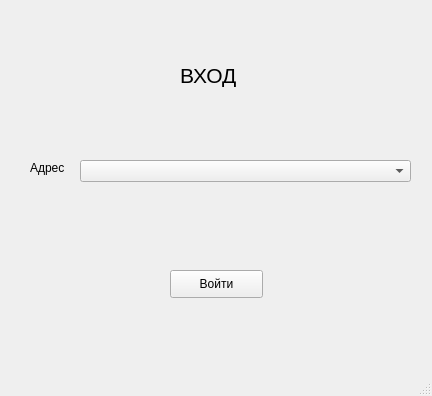
Above: ui/auth.ui from ShamilyanOksana/ocean before the change. Below: the same form after it.
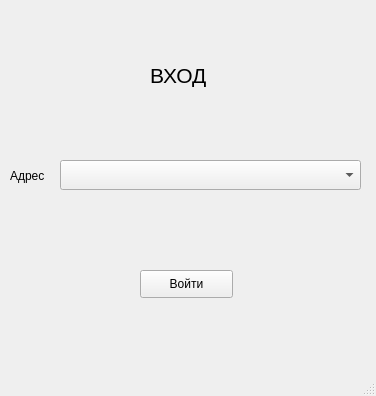
That is the form after the change.

Diff of the .ui file:
```diff
--- a/ui/auth.ui
+++ b/ui/auth.ui
@@ -6,7 +6,7 @@
    <rect>
     <x>0</x>
     <y>0</y>
-    <width>432</width>
+    <width>376</width>
     <height>396</height>
    </rect>
   </property>
@@ -17,7 +17,7 @@
    <widget class="QLabel" name="label">
     <property name="geometry">
      <rect>
-      <x>180</x>
+      <x>150</x>
       <y>50</y>
       <width>71</width>
       <height>51</height>
@@ -35,10 +35,10 @@
    <widget class="QLabel" name="label_2">
     <property name="geometry">
      <rect>
-      <x>30</x>
+      <x>10</x>
       <y>160</y>
       <width>55</width>
-      <height>16</height>
+      <height>31</height>
      </rect>
     </property>
     <property name="text">
@@ -48,7 +48,7 @@
    <widget class="QPushButton" name="btn_auth">
     <property name="geometry">
      <rect>
-      <x>170</x>
+      <x>140</x>
       <y>270</y>
       <width>93</width>
       <height>28</height>
@@ -61,12 +61,17 @@
    <widget class="QComboBox" name="address">
     <property name="geometry">
      <rect>
-      <x>80</x>
+      <x>60</x>
       <y>160</y>
-      <width>331</width>
-      <height>22</height>
+      <width>301</width>
+      <height>30</height>
      </rect>
     </property>
+    <property name="font">
+     <font>
+      <pointsize>10</pointsize>
+     </font>
+    </property>
    </widget>
   </widget>
   <widget class="QMenuBar" name="menubar">
```
Left out of the diff: 2 changed lines with no effect on the pictures.
